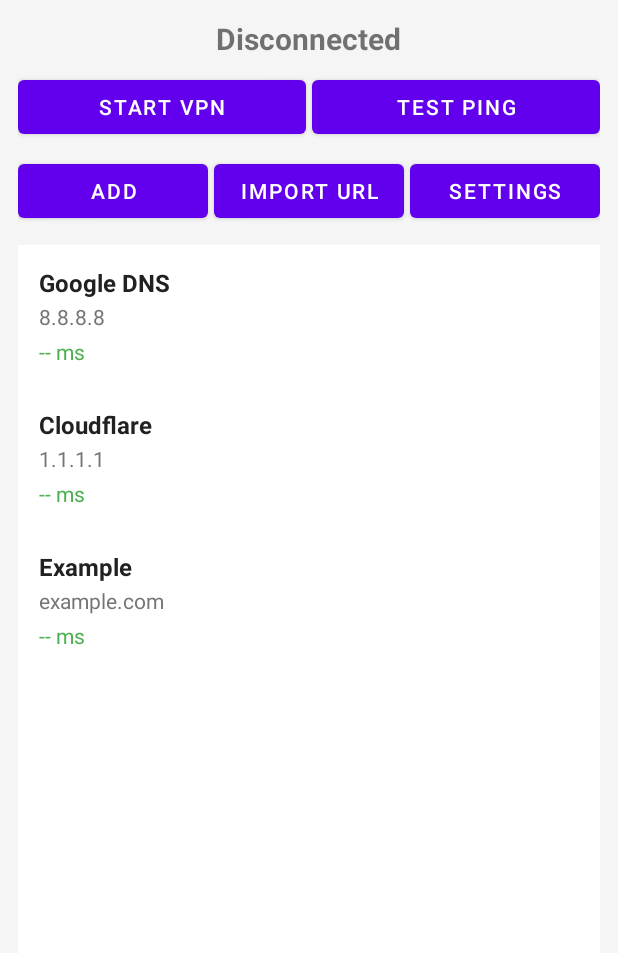
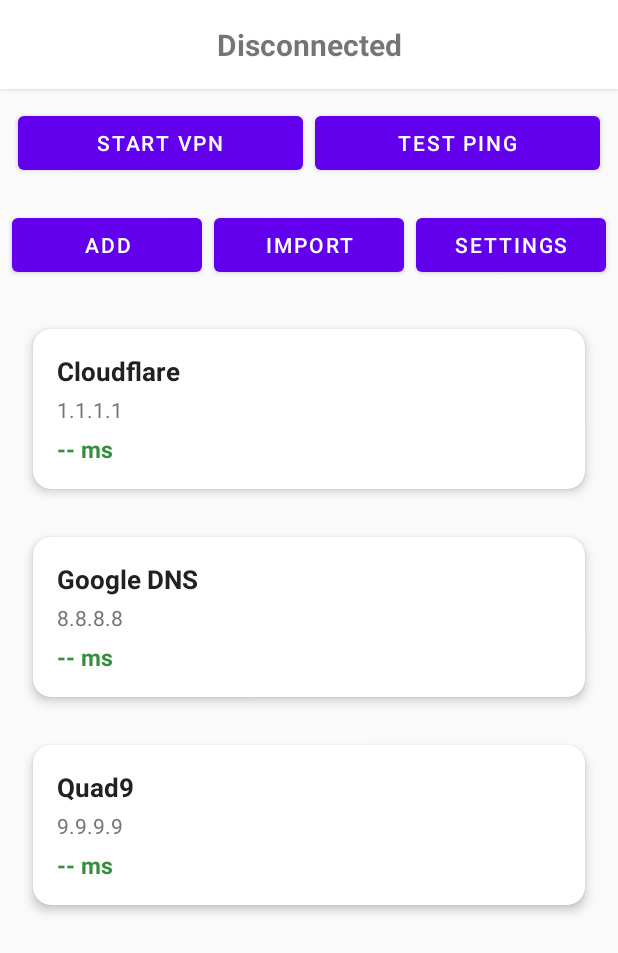
Before and after one commit to gkim34241-web/Grokcreatvpn, an Android app: the screen it shows after launch (MainActivity), after a tap on "TEST PING", on a phone screen of 412 x 824 dp. Shown: the top 953 px of the screen. Run offline under Robolectric (Android 15) with nearby library versions, the phone set to English and light mode, and no system bars; 1 statement that could not run was skipped.

Commit message:
Working stop, accurate ping, selectable server cards, save subscriptions, nicer UI

```diff
--- a/app/build.gradle
+++ b/app/build.gradle
@@ -34,4 +34,5 @@ dependencies {
     implementation 'androidx.appcompat:appcompat:1.6.1'
     implementation 'com.google.android.material:material:1.11.0'
     implementation 'androidx.recyclerview:recyclerview:1.3.2'
+    implementation 'androidx.cardview:cardview:1.0.0'
 }
--- a/app/src/main/java/com/example/vpnclient/ConfigAdapter.kt
+++ b/app/src/main/java/com/example/vpnclient/ConfigAdapter.kt
@@ -1,14 +1,20 @@
 package com.example.vpnclient
 
+import android.graphics.Color
 import android.view.LayoutInflater
 import android.view.View
 import android.view.ViewGroup
 import android.widget.TextView
+import androidx.cardview.widget.CardView
 import androidx.recyclerview.widget.RecyclerView
 
-class ConfigAdapter(private val items: List<VpnConfig>) : RecyclerView.Adapter<ConfigAdapter.ViewHolder>() {
+class ConfigAdapter(
+    private val items: List<VpnConfig>,
+    private val onClick: (Int) -> Unit
+) : RecyclerView.Adapter<ConfigAdapter.ViewHolder>() {
 
     class ViewHolder(view: View) : RecyclerView.ViewHolder(view) {
+        val card: CardView = view.findViewById(R.id.card)
         val name: TextView = view.findViewById(R.id.configName)
         val host: TextView = view.findViewById(R.id.configHost)
         val latency: TextView = view.findViewById(R.id.configLatency)
@@ -27,6 +33,17 @@ class ConfigAdapter(private val items: List<VpnConfig>) : RecyclerView.Adapter<C
             item.latency < 0 -> "-- ms"
             else -> "${item.latency} ms"
         }
+
+        if (item.selected) {
+            holder.card.setCardBackgroundColor(Color.parseColor("#E3F2FD"))
+            holder.card.strokeColor = Color.parseColor("#1976D2")
+            holder.card.strokeWidth = 4
+        } else {
+            holder.card.setCardBackgroundColor(Color.WHITE)
+            holder.card.strokeWidth = 0
+        }
+
+        holder.itemView.setOnClickListener { onClick(position) }
     }
 
     override fun getItemCount() = items.size
--- a/app/src/main/java/com/example/vpnclient/MainActivity.kt
+++ b/app/src/main/java/com/example/vpnclient/MainActivity.kt
@@ -1,5 +1,6 @@
 package com.example.vpnclient
 
+import android.content.Context
 import android.content.Intent
 import android.net.VpnService
 import android.os.Bundle
@@ -10,11 +11,14 @@ import androidx.appcompat.app.AlertDialog
 import androidx.appcompat.app.AppCompatActivity
 import androidx.recyclerview.widget.LinearLayoutManager
 import androidx.recyclerview.widget.RecyclerView
-import java.net.HttpURLConnection
+import org.json.JSONArray
+import org.json.JSONObject
+import java.net.InetSocketAddress
+import java.net.Socket
 import java.net.URL
 import kotlin.concurrent.thread
 
-data class VpnConfig(val name: String, val host: String, var latency: Long = -1)
+data class VpnConfig(val name: String, val host: String, var latency: Long = -1, var selected: Boolean = false)
 
 class MainActivity : AppCompatActivity() {
     private lateinit var startButton: Button
@@ -28,6 +32,9 @@ class MainActivity : AppCompatActivity() {
 
     private val configs = mutableListOf<VpnConfig>()
     private var running = false
+    private var selectedIndex = -1
+
+    private val prefs by lazy { getSharedPreferences("vpn_configs", Context.MODE_PRIVATE) }
 
     override fun onCreate(savedInstanceState: Bundle?) {
         super.onCreate(savedInstanceState)
@@ -41,15 +48,13 @@ class MainActivity : AppCompatActivity() {
         settingsButton = findViewById(R.id.settingsButton)
         recyclerView = findViewById(R.id.recyclerView)
 
-        adapter = ConfigAdapter(configs)
+        adapter = ConfigAdapter(configs) { index ->
+            selectServer(index)
+        }
         recyclerView.layoutManager = LinearLayoutManager(this)
         recyclerView.adapter = adapter
 
-        if (configs.isEmpty()) {
-            configs.add(VpnConfig("Google DNS", "8.8.8.8"))
-            configs.add(VpnConfig("Cloudflare", "1.1.1.1"))
-            configs.add(VpnConfig("Example", "example.com"))
-        }
+        loadConfigs()
 
         startButton.setOnClickListener {
             if (!running) startVpn() else stopVpn()
@@ -65,21 +70,72 @@ class MainActivity : AppCompatActivity() {
         updateUi()
     }
 
+    private fun selectServer(index: Int) {
+        if (index < 0 || index >= configs.size) return
+        selectedIndex = index
+        configs.forEachIndexed { i, c -> c.selected = i == index }
+        adapter.notifyDataSetChanged()
+        saveConfigs()
+        Toast.makeText(this, "Selected: ${configs[index].name}", Toast.LENGTH_SHORT).show()
+    }
+
+    private fun loadConfigs() {
+        val json = prefs.getString("configs", null)
+        if (json != null) {
+            try {
+                val arr = JSONArray(json)
+                configs.clear()
+                for (i in 0 until arr.length()) {
+                    val obj = arr.getJSONObject(i)
+                    configs.add(
+                        VpnConfig(
+                            obj.getString("name"),
+                            obj.getString("host"),
+                            obj.optLong("latency", -1),
+                            obj.optBoolean("selected", false)
+                        )
+                    )
+                    if (obj.optBoolean("selected", false)) selectedIndex = i
+                }
+            } catch (e: Exception) {
+                // ignore
+            }
+        }
+        if (configs.isEmpty()) {
+            configs.add(VpnConfig("Cloudflare", "1.1.1.1"))
+            configs.add(VpnConfig("Google DNS", "8.8.8.8"))
+            configs.add(VpnConfig("Quad9", "9.9.9.9"))
+            saveConfigs()
+        }
+        adapter.notifyDataSetChanged()
+    }
+
+    private fun saveConfigs() {
+        val arr = JSONArray()
+        configs.forEach {
+            arr.put(JSONObject().apply {
+                put("name", it.name)
+                put("host", it.host)
+                put("latency", it.latency)
+                put("selected", it.selected)
+            })
+        }
+        prefs.edit().putString("configs", arr.toString()).apply()
+    }
+
     private fun showImportDialog() {
         val input = android.widget.EditText(this).apply {
             hint = "https://example.com/servers.txt"
-            setPadding(32, 32, 32, 32)
+            setPadding(48, 32, 48, 32)
         }
 
         AlertDialog.Builder(this)
-            .setTitle("Import from URL")
-            .setMessage("Enter a link to a text file with servers (one per line: name|host or just host)")
+            .setTitle("Import Subscription")
+            .setMessage("Link to text file (name|host or just host, one per line)")
             .setView(input)
             .setPositiveButton("Import") { _, _ ->
                 val urlStr = input.text.toString().trim()
-                if (urlStr.isNotEmpty()) {
-                    importFromUrl(urlStr)
-                }
+                if (urlStr.isNotEmpty()) importFromUrl(urlStr)
             }
             .setNegativeButton("Cancel", null)
             .show()
@@ -90,12 +146,7 @@ class MainActivity : AppCompatActivity() {
         thread {
             try {
                 val url = URL(urlStr)
-                val conn = url.openConnection() as HttpURLConnection
-                conn.connectTimeout = 8000
-                conn.readTimeout = 8000
-                val text = conn.inputStream.bufferedReader().readText()
-                conn.disconnect()
-
+                val text = url.readText()
                 val newConfigs = mutableListOf<VpnConfig>()
                 text.lines().forEach { line ->
                     val trimmed = line.trim()
@@ -112,10 +163,12 @@ class MainActivity : AppCompatActivity() {
                     if (newConfigs.isNotEmpty()) {
                         configs.clear()
                         configs.addAll(newConfigs)
+                        selectedIndex = -1
                         adapter.notifyDataSetChanged()
+                        saveConfigs()
                         Toast.makeText(this, "Imported ${newConfigs.size} servers", Toast.LENGTH_LONG).show()
                     } else {
-                        Toast.makeText(this, "No valid servers found", Toast.LENGTH_SHORT).show()
+                        Toast.makeText(this, "No servers found", Toast.LENGTH_SHORT).show()
                     }
                 }
             } catch (e: Exception) {
@@ -128,7 +181,7 @@ class MainActivity : AppCompatActivity() {
 
     private fun testAll() {
         testButton.isEnabled = false
-        Toast.makeText(this, "Testing latency...", Toast.LENGTH_SHORT).show()
+        Toast.makeText(this, "Testing ping...", Toast.LENGTH_SHORT).show()
 
         thread {
             configs.forEach { config ->
@@ -139,6 +192,7 @@ class MainActivity : AppCompatActivity() {
             runOnUiThread {
                 adapter.notifyDataSetChanged()
                 testButton.isEnabled = true
+                saveConfigs()
                 Toast.makeText(this, "Sorted by lowest ping", Toast.LENGTH_SHORT).show()
             }
         }
@@ -146,16 +200,13 @@ class MainActivity : AppCompatActivity() {
 
     private fun measureLatency(host: String): Long {
         return try {
-            val url = if (host.startsWith("http")) URL(host) else URL("https://$host")
+            val cleanHost = host.removePrefix("https://").removePrefix("http://").split("/").first().split(":").first()
+            val port = if (host.contains(":")) host.split(":").last().toIntOrNull() ?: 443 else 443
             val start = System.currentTimeMillis()
-            val conn = url.openConnection() as HttpURLConnection
-            conn.connectTimeout = 4000
-            conn.readTimeout = 4000
-            conn.requestMethod = "HEAD"
-            conn.connect()
-            val time = System.currentTimeMillis() - start
-            conn.disconnect()
-            time
+            Socket().use { socket ->
+                socket.connect(InetSocketAddress(cleanHost, port), 3000)
+            }
+            System.currentTimeMillis() - start
         } catch (e: Exception) {
             -1
         }
@@ -167,7 +218,7 @@ class MainActivity : AppCompatActivity() {
         val hostInput = dialogView.findViewById<android.widget.EditText>(R.id.hostInput)
 
         AlertDialog.Builder(this)
-            .setTitle("Add Config")
+            .setTitle("Add Server")
             .setView(dialogView)
             .setPositiveButton("Add") { _, _ ->
                 val name = nameInput.text.toString().ifBlank { "New Server" }
@@ -175,6 +226,7 @@ class MainActivity : AppCompatActivity() {
                 if (host.isNotEmpty()) {
                     configs.add(VpnConfig(name, host))
                     adapter.notifyItemInserted(configs.size - 1)
+                    saveConfigs()
                 }
             }
             .setNegativeButton("Cancel", null)
@@ -182,11 +234,19 @@ class MainActivity : AppCompatActivity() {
     }
 
     private fun startVpn() {
+        if (selectedIndex < 0) {
+            Toast.makeText(this, "Select a server first", Toast.LENGTH_SHORT).show()
+            return
+        }
         val intent = VpnService.prepare(this)
         if (intent != null) {
             startActivityForResult(intent, 1)
         } else {
-            startService(Intent(this, VpnServiceImpl::class.java))
+            val serviceIntent = Intent(this, VpnServiceImpl::class.java).apply {
+                putExtra("host", configs[selectedIndex].host)
+                putExtra("name", configs[selectedIndex].name)
+            }
+            startService(serviceIntent)
             running = true
             updateUi()
         }
@@ -196,17 +256,24 @@ class MainActivity : AppCompatActivity() {
         stopService(Intent(this, VpnServiceImpl::class.java))
         running = false
         updateUi()
+        Toast.makeText(this, "VPN stopped", Toast.LENGTH_SHORT).show()
     }
 
     private fun updateUi() {
         startButton.text = if (running) "Stop VPN" else "Start VPN"
-        statusText.text = if (running) "Connected" else "Disconnected"
+        statusText.text = if (running) {
+            if (selectedIndex >= 0) "Connected to ${configs[selectedIndex].name}" else "Connected"
+        } else "Disconnected"
     }
 
     override fun onActivityResult(requestCode: Int, resultCode: Int, data: Intent?) {
         super.onActivityResult(requestCode, resultCode, data)
         if (requestCode == 1 && resultCode == RESULT_OK) {
-            startService(Intent(this, VpnServiceImpl::class.java))
+            val serviceIntent = Intent(this, VpnServiceImpl::class.java).apply {
+                putExtra("host", configs[selectedIndex].host)
+                putExtra("name", configs[selectedIndex].name)
+            }
+            startService(serviceIntent)
             running = true
             updateUi()
         }
--- a/app/src/main/res/layout/activity_main.xml
+++ b/app/src/main/res/layout/activity_main.xml
@@ -3,25 +3,26 @@
     android:layout_width="match_parent"
     android:layout_height="match_parent"
     android:orientation="vertical"
-    android:padding="12dp"
-    android:background="#F5F5F5">
+    android:background="#FAFAFA">
 
     <TextView
         android:id="@+id/statusText"
-        android:layout_width="wrap_content"
+        android:layout_width="match_parent"
         android:layout_height="wrap_content"
         android:text="Disconnected"
         android:textSize="20sp"
         android:textStyle="bold"
-        android:layout_gravity="center_horizontal"
-        android:layout_marginBottom="8dp" />
+        android:gravity="center"
+        android:padding="16dp"
+        android:background="#FFFFFF"
+        android:elevation="2dp" />
 
     <LinearLayout
         android:layout_width="match_parent"
         android:layout_height="wrap_content"
         android:orientation="horizontal"
-        android:gravity="center"
-        android:layout_marginBottom="8dp">
+        android:padding="8dp"
+        android:gravity="center">
 
         <Button
             android:id="@+id/startButton"
@@ -29,22 +30,23 @@
             android:layout_height="wrap_content"
             android:layout_weight="1"
             android:text="Start VPN"
-            android:layout_marginEnd="4dp" />
+            android:layout_margin="4dp" />
 
         <Button
             android:id="@+id/testButton"
             android:layout_width="0dp"
             android:layout_height="wrap_content"
             android:layout_weight="1"
-            android:text="Test Ping" />
+            android:text="Test Ping"
+            android:layout_margin="4dp" />
     </LinearLayout>
 
     <LinearLayout
         android:layout_width="match_parent"
         android:layout_height="wrap_content"
         android:orientation="horizontal"
-        android:gravity="center"
-        android:layout_marginBottom="12dp">
+        android:padding="4dp"
+        android:gravity="center">
 
         <Button
             android:id="@+id/addButton"
@@ -52,22 +54,23 @@
             android:layout_height="wrap_content"
             android:layout_weight="1"
             android:text="Add"
-            android:layout_marginEnd="4dp" />
+            android:layout_margin="4dp" />
 
         <Button
             android:id="@+id/importButton"
             android:layout_width="0dp"
             android:layout_height="wrap_content"
             android:layout_weight="1"
-            android:text="Import URL"
-            android:layout_marginEnd="4dp" />
+            android:text="Import"
+            android:layout_margin="4dp" />
 
         <Button
             android:id="@+id/settingsButton"
             android:layout_width="0dp"
             android:layout_height="wrap_content"
             android:layout_weight="1"
-            android:text="Settings" />
+            android:text="Settings"
+            android:layout_margin="4dp" />
     </LinearLayout>
 
     <androidx.recyclerview.widget.RecyclerView
@@ -75,6 +78,7 @@
         android:layout_width="match_parent"
         android:layout_height="0dp"
         android:layout_weight="1"
-        android:background="#FFFFFF" />
+        android:padding="8dp"
+        android:clipToPadding="false" />
 
 </LinearLayout>
--- a/app/src/main/res/layout/item_config.xml
+++ b/app/src/main/res/layout/item_config.xml
@@ -1,17 +1,26 @@
 <?xml version="1.0" encoding="utf-8"?>
-<LinearLayout xmlns:android="http://schemas.android.com/apk/res/android"
+<androidx.cardview.widget.CardView xmlns:android="http://schemas.android.com/apk/res/android"
+    xmlns:app="http://schemas.android.com/apk/res-auto"
+    android:id="@+id/card"
+    android:layout_width="match_parent"
+    android:layout_height="wrap_content"
+    android:layout_margin="6dp"
+    app:cardCornerRadius="12dp"
+    app:cardElevation="4dp"
+    app:cardUseCompatPadding="true">
+
+    <LinearLayout
         android:layout_width="match_parent"
         android:layout_height="wrap_content"
         android:orientation="vertical"
-    android:padding="14dp"
-    android:background="?android:attr/selectableItemBackground">
+        android:padding="16dp">
 
         <TextView
             android:id="@+id/configName"
             android:layout_width="wrap_content"
             android:layout_height="wrap_content"
             android:textStyle="bold"
-        android:textSize="16sp"
+            android:textSize="17sp"
             android:textColor="#212121" />
 
         <TextView
@@ -20,14 +29,17 @@
             android:layout_height="wrap_content"
             android:textSize="14sp"
             android:textColor="#757575"
-        android:layout_marginTop="2dp" />
+            android:layout_marginTop="4dp" />
 
         <TextView
             android:id="@+id/configLatency"
             android:layout_width="wrap_content"
             android:layout_height="wrap_content"
-        android:textSize="14sp"
-        android:textColor="#4CAF50"
-        android:layout_marginTop="4dp" />
+            android:textSize="15sp"
+            android:textColor="#388E3C"
+            android:textStyle="bold"
+            android:layout_marginTop="6dp" />
 
     </LinearLayout>
+
+</androidx.cardview.widget.CardView>
```
Also changed, not shown: app/src/main/java/com/example/vpnclient/VpnServiceImpl.kt (+10 -7 lines). Lines whose indentation alone changed are shown as unchanged.
